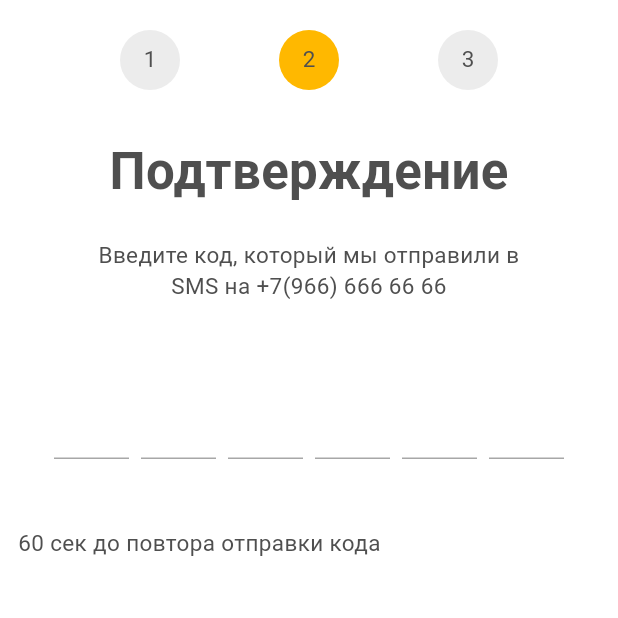
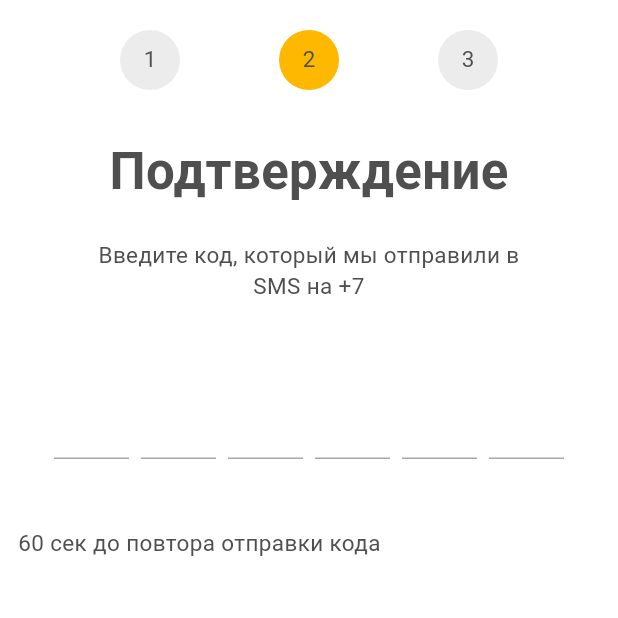
Before and after one commit to ArthurGuatsaev/phone_auth_firebase, a Flutter app: the screen it shows after launch, swiped to page 2, on a phone screen of 412 x 824 dp, the top half of it. Run offline on Flutter 3.47's test engine with Material 3 defaults, Android fonts, the light colour scheme and no system bars; drawn by our look-alikes of pinput; our stand-ins replace bloc, firebase_auth, firebase_core, flutter_bloc, image_picker, isar and 1 more; accounts and stored records are empty; generated files the repository leaves out were written again.

Commit message:
phone auth

```diff
--- a/lib/auth/data/repositories/phone_repositories/firebase/firebase_phone_repository.dart
+++ b/lib/auth/data/repositories/phone_repositories/firebase/firebase_phone_repository.dart
@@ -29,6 +29,7 @@ class FirebasePhoneAuth extends AuthRepository {
   }
 
   Future<void> codeSent(String verificationId, int? resendToken) async {
+    try {
       kodController?.stream.listen((event) async {
         PhoneAuthCredential credential = PhoneAuthProvider.credential(
             verificationId: verificationId, smsCode: event);
@@ -36,6 +37,10 @@ class FirebasePhoneAuth extends AuthRepository {
         userController.add({'userId': credential.verificationId});
         log('send user');
       });
+    } catch (e) {
+      // здесь будет обработка исключений firebase, для экономии времени не реализую
+      log(e.toString());
+    }
   }
 
   @override
--- a/lib/auth/view/phone_auth/screens/phone/phone_screen_phone.dart
+++ b/lib/auth/view/phone_auth/screens/phone/phone_screen_phone.dart
@@ -46,7 +46,7 @@ class _PhoneScreenPhoneState extends State<PhoneScreenPhone> {
                           pController: _pageController,
                         );
                       case 1:
-                        return const OTFScreen();
+                        return OTFScreen(controller: _controller);
                       default:
                         return const SizedBox();
                     }
--- a/lib/auth/view/phone_auth/widgets/otp.dart
+++ b/lib/auth/view/phone_auth/widgets/otp.dart
@@ -6,7 +6,8 @@ import 'package:flutter_bloc/flutter_bloc.dart';
 import 'package:pinput/pinput.dart';
 
 class OTFScreen extends StatelessWidget {
-  const OTFScreen({super.key});
+  final TextEditingController? controller;
+  const OTFScreen({super.key, this.controller});
 
   @override
   Widget build(BuildContext context) {
@@ -19,7 +20,7 @@ class OTFScreen extends StatelessWidget {
           padding: const EdgeInsets.symmetric(horizontal: 40),
           child: Center(
             child: Text(
-                'Введите код, который мы отправили в SMS на +7(966) 666 66 66',
+                'Введите код, который мы отправили в SMS на ${controller?.text}',
                 textAlign: TextAlign.center,
                 style: context.text.rgBody),
           ),
@@ -41,7 +42,7 @@ class OTFScreen extends StatelessWidget {
               }),
         ),
         const SizedBox(height: 20),
-        const TimerCod(timer: 60),
+        const Center(child: TimerCod(timer: 60)),
       ],
     );
   }
```
Lines whose indentation alone changed are shown as unchanged.
